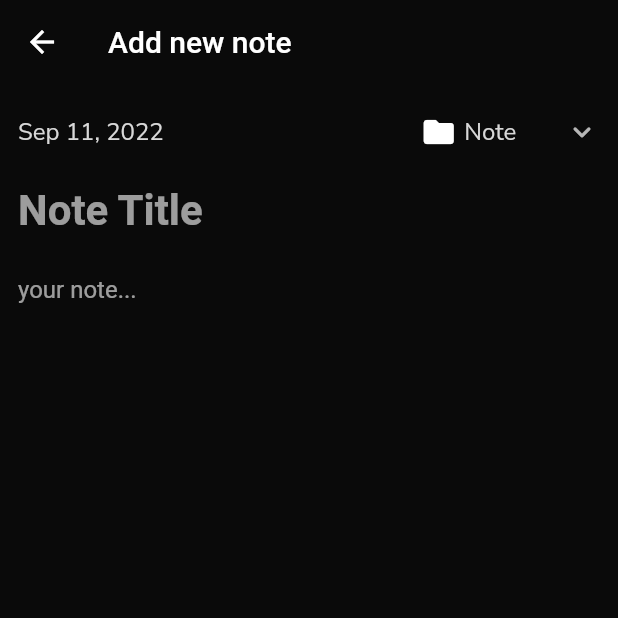
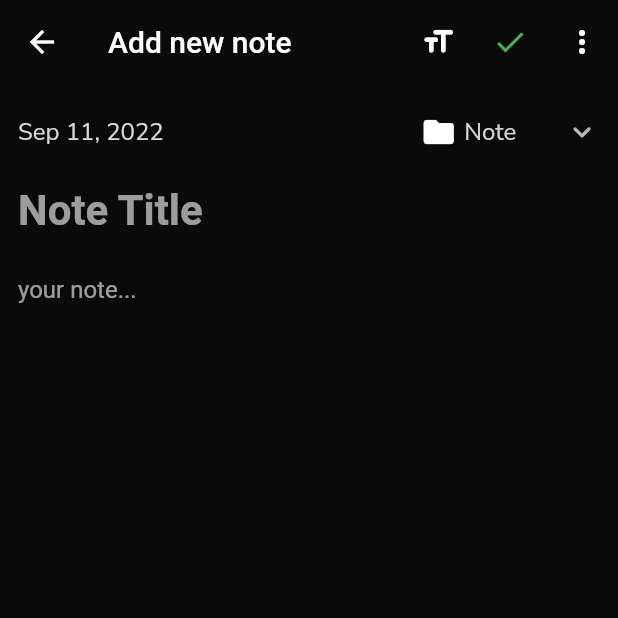
Before and after one commit to AgweBryan/flutter_note_app, a Flutter app: the screen it shows after launch, after a tap on the "add" icon, on a phone screen of 412 x 824 dp, the top half of it. Run offline on Flutter 3.47's test engine with Material 2 defaults, Android fonts, the phone set to English and light mode, and no system bars; our stand-ins replace bubble_bottom_bar, get, google_fonts.

Commit message:
add bottom sheet

```diff
--- a/lib/utils/colors.dart
+++ b/lib/utils/colors.dart
@@ -3,5 +3,19 @@ import 'package:flutter/material.dart';
 const Color primaryColor = Color(0xFFcb00ff);
 const Color textColor = Colors.grey;
 const Color titleColor = Color(0xFFd8d8d8);
-Color backgroundColor = Color.fromRGBO(10, 10, 10, 1);
+const Color backgroundColor = Color.fromRGBO(10, 10, 10, 1);
 const Color navBarBckColor = Colors.black;
+
+const List<Color> noteColor = [
+  backgroundColor,
+  Colors.lightBlueAccent,
+  Colors.yellowAccent,
+  Colors.white,
+  Colors.pinkAccent,
+  Colors.cyanAccent,
+  Colors.orangeAccent,
+  Colors.deepOrangeAccent,
+  Colors.purpleAccent,
+  Colors.greenAccent,
+  Colors.grey,
+];
--- a/lib/views/screens/addNote/add_note_screen.dart
+++ b/lib/views/screens/addNote/add_note_screen.dart
@@ -1,6 +1,7 @@
 import 'package:flutter/material.dart';
 import 'package:flutter_note_app/utils/colors.dart';
 import 'package:flutter_note_app/utils/custom_text.dart';
+import 'package:get/get.dart';
 import 'package:intl/intl.dart';
 
 class AddNoteScreen extends StatelessWidget {
@@ -9,7 +10,7 @@ class AddNoteScreen extends StatelessWidget {
   @override
   Widget build(BuildContext context) {
     return Scaffold(
-      appBar: _appBar(),
+      appBar: _appBar(context),
       body: Padding(
         padding: const EdgeInsets.symmetric(vertical: 8, horizontal: 12),
         child: Column(
@@ -87,11 +88,62 @@ class AddNoteScreen extends StatelessWidget {
     );
   }
 
-  _appBar() {
+  _appBar(BuildContext context) {
     return AppBar(
       title: const Text("Add new note"),
       backgroundColor: Colors.transparent,
       elevation: 0,
+      actions: [
+        IconButton(
+          onPressed: () {},
+          icon: Icon(Icons.format_size_rounded),
+        ),
+        IconButton(
+          onPressed: () {},
+          icon: Icon(
+            Icons.done,
+            color: Colors.green,
+          ),
+        ),
+        IconButton(
+          onPressed: () => _showBottomSheet(context),
+          icon: Icon(Icons.more_vert_rounded),
+        )
+      ],
+    );
+  }
+
+  _showBottomSheet(BuildContext context) {
+    return Get.bottomSheet(
+      Container(
+        padding: EdgeInsets.only(top: 10, right: 10, bottom: 5, left: 10),
+        height: MediaQuery.of(context).size.height * .4,
+        width: double.infinity,
+        decoration: BoxDecoration(
+          color: navBarBckColor,
+          borderRadius: BorderRadius.only(
+            topLeft: Radius.circular(30),
+            topRight: Radius.circular(30),
+          ),
+        ),
+        child: Column(
+          crossAxisAlignment: CrossAxisAlignment.start,
+          children: [
+            Container(
+              color: Colors.brown,
+              height: 50,
+              width: double.infinity,
+              child: ListView.builder(
+                scrollDirection: Axis.horizontal,
+                itemCount: noteColor.length,
+                itemBuilder: (context, i) => CircleAvatar(
+                  backgroundColor: noteColor[i],
+                ),
+              ),
+            ),
+          ],
+        ),
+      ),
     );
   }
 }
--- a/lib/views/screens/notes/notes_screen.dart
+++ b/lib/views/screens/notes/notes_screen.dart
@@ -67,7 +67,7 @@ class _NotesScreenState extends State<NotesScreen> {
                 width: double.infinity,
                 height: quikNoteHeight,
                 decoration: BoxDecoration(
-                  color: Color(0xFF3e3e3e),
+                  color: navBarBckColor,
                   borderRadius: BorderRadius.circular(10),
                 ),
                 child: TextField(
```
